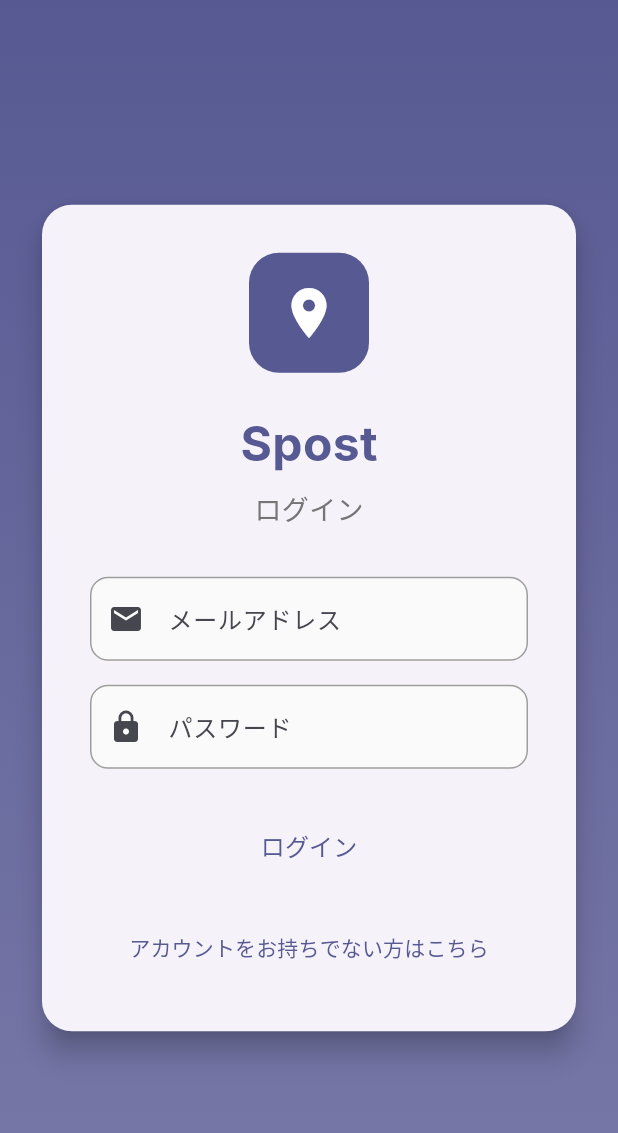
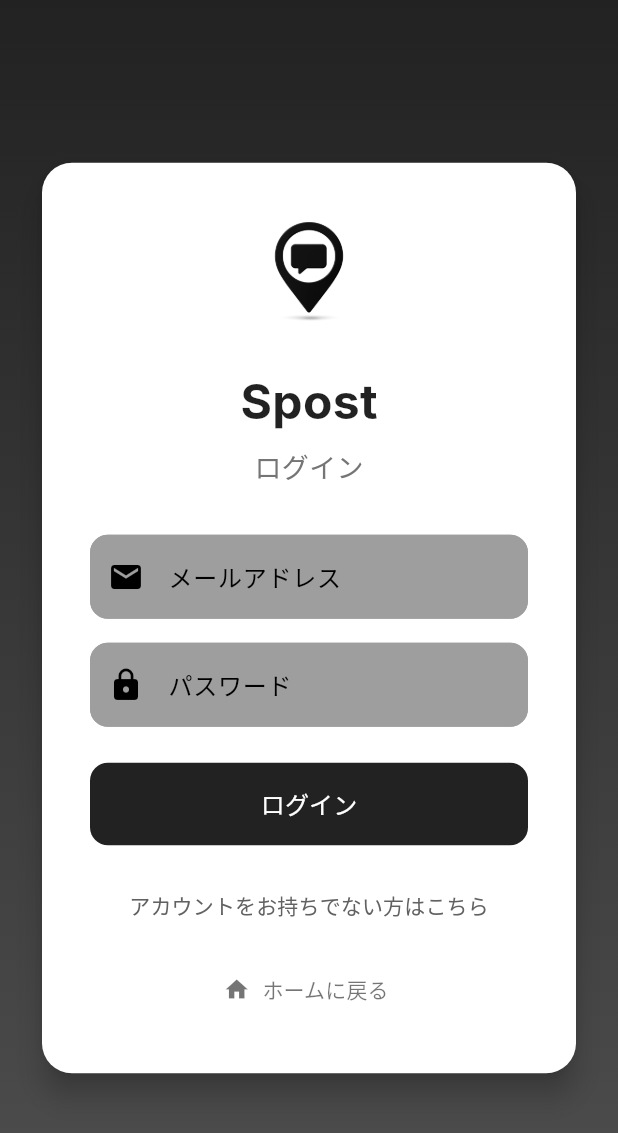
Before and after one commit to okaki1999/spost_frontend, a Flutter app: the screen it shows after launch, after a tap on the "login" icon, on a phone screen of 412 x 824 dp. Shown: the top 1133 px of the screen. Run offline on Flutter 3.47's test engine with Material 3 defaults, Android fonts, the phone set to English and light mode, and no system bars; our stand-ins replace dio, firebase_auth, firebase_core, flutter_riverpod, geolocator, image_picker; missing offline and left inert: dart:html; accounts and stored records are empty; Roboto replaces fonts that are missing (Inter); statements that could not run were skipped.

Commit message:
アイコンの登録、UI変更

```diff
--- a/spost_frontend/lib/app.dart
+++ b/spost_frontend/lib/app.dart
@@ -14,21 +14,33 @@ class SpostApp extends ConsumerWidget {
     return MaterialApp(
       title: 'Spost',
       theme: ThemeData(
-        colorScheme: ColorScheme.fromSeed(
-          seedColor: const Color(0xFF6366F1), // Indigo
+        colorScheme: const ColorScheme(
           brightness: Brightness.light,
+          primary: Color(0xFF222222), // 濃いグレー
+          onPrimary: Colors.white,
+          secondary: Color(0xFF888888), // 中間グレー
+          onSecondary: Colors.white,
+          error: Colors.red,
+          onError: Colors.white,
+          background: Colors.white,
+          onBackground: Colors.black,
+          surface: Colors.white,
+          onSurface: Colors.black,
         ),
         useMaterial3: true,
         fontFamily: 'Inter',
+        scaffoldBackgroundColor: Colors.white,
         appBarTheme: const AppBarTheme(
           elevation: 0,
           centerTitle: true,
-          backgroundColor: Colors.transparent,
+          backgroundColor: Colors.grey,
           foregroundColor: Colors.black87,
         ),
         elevatedButtonTheme: ElevatedButtonThemeData(
           style: ElevatedButton.styleFrom(
             elevation: 0,
+            backgroundColor: Color(0xFF222222),
+            foregroundColor: Colors.white,
             padding: const EdgeInsets.symmetric(horizontal: 32, vertical: 16),
             shape: RoundedRectangleBorder(
               borderRadius: BorderRadius.circular(12),
@@ -46,10 +58,10 @@ class SpostApp extends ConsumerWidget {
           ),
           focusedBorder: OutlineInputBorder(
             borderRadius: BorderRadius.circular(12),
-            borderSide: const BorderSide(color: Color(0xFF6366F1), width: 2),
+            borderSide: const BorderSide(color: Colors.grey, width: 2),
           ),
           filled: true,
-          fillColor: Colors.grey[50],
+          fillColor: Colors.grey,
         ),
       ),
       home: authState.when(
--- a/spost_frontend/lib/screens/login_screen.dart
+++ b/spost_frontend/lib/screens/login_screen.dart
@@ -51,13 +51,12 @@ class _LoginScreenState extends ConsumerState<LoginScreen> {
                           width: 80,
                           height: 80,
                           decoration: BoxDecoration(
-                            color: Theme.of(context).colorScheme.primary,
+                            color: Colors.transparent,
                             borderRadius: BorderRadius.circular(20),
                           ),
-                          child: const Icon(
-                            Icons.location_on,
-                            size: 40,
-                            color: Colors.white,
+                          child: Image.asset(
+                            'assets/app_icon.png',
+                            fit: BoxFit.contain,
                           ),
                         ),
                         const SizedBox(height: 24),
@@ -66,7 +65,7 @@ class _LoginScreenState extends ConsumerState<LoginScreen> {
                           style: TextStyle(
                             fontSize: 32,
                             fontWeight: FontWeight.bold,
-                            color: Theme.of(context).colorScheme.primary,
+                            color: Colors.black87,
                           ),
                         ),
                         const SizedBox(height: 8),
@@ -161,9 +160,18 @@ class _LoginScreenState extends ConsumerState<LoginScreen> {
                                 ? 'アカウントをお持ちでない方はこちら'
                                 : 'すでにアカウントをお持ちの方はこちら',
                             style: TextStyle(
-                              color: Theme.of(context).colorScheme.primary,
+                              color: Colors.grey[700],
                             ),
                           ),
+                        ),
+                        const SizedBox(height: 8),
+                        // ホームに戻るボタン
+                        TextButton.icon(
+                          onPressed: () {
+                            Navigator.pop(context);
+                          },
+                          icon: const Icon(Icons.home, color: Colors.black54),
+                          label: const Text('ホームに戻る', style: TextStyle(color: Colors.black54)),
                         ),
                       ],
                     ),
--- a/spost_frontend/pubspec.yaml
+++ b/spost_frontend/pubspec.yaml
@@ -62,6 +62,8 @@ flutter:
   # included with your application, so that you can use the icons in
   # the material Icons class.
   uses-material-design: true
+  assets:
+    - assets/app_icon.png
 
   # To add assets to your application, add an assets section, like this:
   # assets:
```
Also changed, not shown: spost_frontend/lib/screens/home_screen.dart (+78 -73 lines), spost_frontend/assets/app_icon.png (added).
